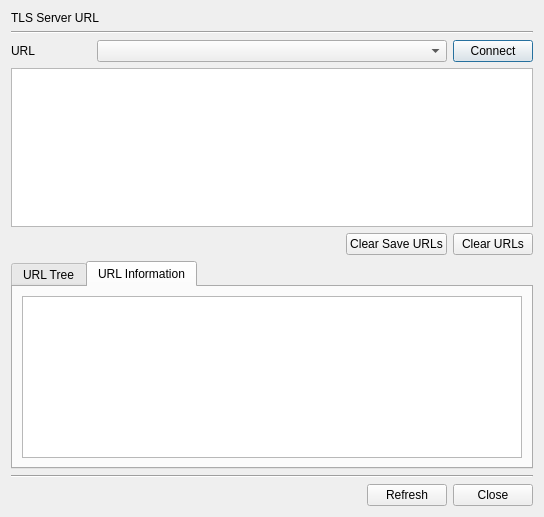
Above: BerEditor/tls_verify_dlg.ui from jykim74/BerEditor before the change. Below: the same form after it.
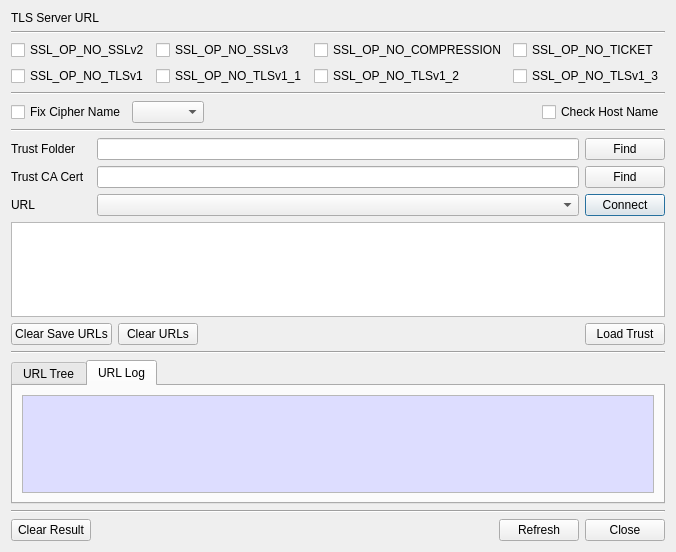
That is the form after the change. The open tabs and pages were chosen to show the change.

```diff
--- a/BerEditor/tls_verify_dlg.ui
+++ b/BerEditor/tls_verify_dlg.ui
@@ -6,8 +6,8 @@
    <rect>
     <x>0</x>
     <y>0</y>
-    <width>544</width>
-    <height>517</height>
+    <width>619</width>
+    <height>552</height>
    </rect>
   </property>
   <property name="windowTitle">
@@ -28,22 +28,123 @@
      </property>
     </widget>
    </item>
+   <item>
+    <layout class="QGridLayout" name="gridLayout_4">
+     <property name="topMargin">
+      <number>0</number>
+     </property>
+     <item row="1" column="2">
+      <widget class="QCheckBox" name="mNoTLS12Check">
+       <property name="text">
+        <string>SSL_OP_NO_TLSv1_2</string>
+       </property>
+      </widget>
+     </item>
+     <item row="0" column="0">
+      <widget class="QCheckBox" name="mNoSSL2Check">
+       <property name="text">
+        <string>SSL_OP_NO_SSLv2</string>
+       </property>
+      </widget>
+     </item>
+     <item row="0" column="1">
+      <widget class="QCheckBox" name="mNoSSL3Check">
+       <property name="text">
+        <string>SSL_OP_NO_SSLv3</string>
+       </property>
+      </widget>
+     </item>
+     <item row="1" column="1">
+      <widget class="QCheckBox" name="mNoTLS11Check">
+       <property name="text">
+        <string>SSL_OP_NO_TLSv1_1</string>
+       </property>
+      </widget>
+     </item>
+     <item row="1" column="0">
+      <widget class="QCheckBox" name="mNoTLS1Check">
+       <property name="text">
+        <string>SSL_OP_NO_TLSv1</string>
+       </property>
+      </widget>
+     </item>
+     <item row="1" column="3">
+      <widget class="QCheckBox" name="mNoTLS13Check">
+       <property name="text">
+        <string>SSL_OP_NO_TLSv1_3</string>
+       </property>
+      </widget>
+     </item>
+     <item row="0" column="2">
+      <widget class="QCheckBox" name="mNoCompCheck">
+       <property name="text">
+        <string>SSL_OP_NO_COMPRESSION</string>
+       </property>
+      </widget>
+     </item>
+     <item row="0" column="3">
+      <widget class="QCheckBox" name="mNoTicketCheck">
+       <property name="text">
+        <string>SSL_OP_NO_TICKET</string>
+       </property>
+      </widget>
+     </item>
+    </layout>
+   </item>
+   <item>
+    <widget class="Line" name="line_4">
+     <property name="orientation">
+      <enum>Qt::Horizontal</enum>
+     </property>
+    </widget>
+   </item>
+   <item>
+    <layout class="QGridLayout" name="gridLayout_5">
+     <property name="topMargin">
+      <number>0</number>
+     </property>
+     <item row="0" column="0">
+      <widget class="QCheckBox" name="mFixCipherNameCheck">
+       <property name="text">
+        <string>Fix Cipher Name</string>
+       </property>
+      </widget>
+     </item>
+     <item row="0" column="3">
+      <widget class="QCheckBox" name="mHostNameCheck">
+       <property name="text">
+        <string>Check Host Name</string>
+       </property>
+      </widget>
+     </item>
+     <item row="0" column="1">
+      <widget class="QComboBox" name="mCipherListCombo"/>
+     </item>
+     <item row="0" column="2">
+      <spacer name="horizontalSpacer_3">
+       <property name="orientation">
+        <enum>Qt::Horizontal</enum>
+       </property>
+       <property name="sizeHint" stdset="0">
+        <size>
+         <width>40</width>
+         <height>20</height>
+        </size>
+       </property>
+      </spacer>
+     </item>
+    </layout>
+   </item>
+   <item>
+    <widget class="Line" name="line_3">
+     <property name="orientation">
+      <enum>Qt::Horizontal</enum>
+     </property>
+    </widget>
+   </item>
    <item>
     <layout class="QGridLayout" name="gridLayout">
-     <item row="0" column="0">
-      <widget class="QLabel" name="label_2">
-       <property name="minimumSize">
-        <size>
-         <width>80</width>
-         <height>0</height>
-        </size>
-       </property>
-       <property name="text">
-        <string>URL</string>
-       </property>
-      </widget>
-     </item>
-     <item row="0" column="1">
+     <item row="2" column="1">
       <widget class="QComboBox" name="mURLCombo">
        <property name="sizePolicy">
         <sizepolicy hsizetype="Expanding" vsizetype="Fixed">
@@ -53,13 +154,60 @@
        </property>
       </widget>
      </item>
-     <item row="0" column="2">
+     <item row="2" column="2">
       <widget class="QPushButton" name="mConnectBtn">
        <property name="text">
         <string>Connect</string>
        </property>
       </widget>
      </item>
+     <item row="1" column="0">
+      <widget class="QLabel" name="label_3">
+       <property name="text">
+        <string>Trust CA Cert</string>
+       </property>
+      </widget>
+     </item>
+     <item row="2" column="0">
+      <widget class="QLabel" name="label_2">
+       <property name="minimumSize">
+        <size>
+         <width>80</width>
+         <height>0</height>
+        </size>
+       </property>
+       <property name="text">
+        <string>URL</string>
+       </property>
+      </widget>
+     </item>
+     <item row="0" column="0">
+      <widget class="QLabel" name="label_4">
+       <property name="text">
+        <string>Trust Folder</string>
+       </property>
+      </widget>
+     </item>
+     <item row="0" column="1">
+      <widget class="QLineEdit" name="mTrustFolderText"/>
+     </item>
+     <item row="1" column="1">
+      <widget class="QLineEdit" name="mTrustCACertText"/>
+     </item>
+     <item row="0" column="2">
+      <widget class="QPushButton" name="mTrustFolderFindBtn">
+       <property name="text">
+        <string>Find</string>
+       </property>
+      </widget>
+     </item>
+     <item row="1" column="2">
+      <widget class="QPushButton" name="mTrustCACertFindBtn">
+       <property name="text">
+        <string>Find</string>
+       </property>
+      </widget>
+     </item>
     </layout>
    </item>
    <item>
@@ -81,19 +229,6 @@
        </property>
       </widget>
      </item>
-     <item row="0" column="0">
-      <spacer name="horizontalSpacer_2">
-       <property name="orientation">
-        <enum>Qt::Horizontal</enum>
-       </property>
-       <property name="sizeHint" stdset="0">
-        <size>
-         <width>40</width>
-         <height>20</height>
-        </size>
-       </property>
-      </spacer>
-     </item>
      <item row="0" column="1">
       <widget class="QPushButton" name="mClearSaveURLBtn">
        <property name="text">
@@ -101,8 +236,35 @@
        </property>
       </widget>
      </item>
+     <item row="0" column="3">
+      <spacer name="horizontalSpacer_2">
+       <property name="orientation">
+        <enum>Qt::Horizontal</enum>
+       </property>
+       <property name="sizeHint" stdset="0">
+        <size>
+         <width>40</width>
+         <height>20</height>
+        </size>
+       </property>
+      </spacer>
+     </item>
+     <item row="0" column="4">
+      <widget class="QPushButton" name="mLoadTrustBtn">
+       <property name="text">
+        <string>Load Trust</string>
+       </property>
+      </widget>
+     </item>
     </layout>
    </item>
+   <item>
+    <widget class="Line" name="line_5">
+     <property name="orientation">
+      <enum>Qt::Horizontal</enum>
+     </property>
+    </widget>
+   </item>
    <item>
     <widget class="QTabWidget" name="tabWidget">
      <property name="currentIndex">
@@ -129,11 +291,42 @@
      </widget>
      <widget class="QWidget" name="tab_2">
       <attribute name="title">
-       <string>URL Information</string>
+       <string>URL Log</string>
       </attribute>
       <layout class="QVBoxLayout" name="verticalLayout_3">
        <item>
-        <widget class="QPlainTextEdit" name="mURLInfoText"/>
+        <widget class="QPlainTextEdit" name="mLogText">
+         <property name="palette">
+          <palette>
+           <active>
+            <colorrole role="Base">
+             <brush brushstyle="SolidPattern">
+              <color alpha="255">
+               <red>221</red>
+               <green>221</green>
+               <blue>255</blue>
+              </color>
+             </brush>
+            </colorrole>
+           </active>
+           <inactive>
+            <colorrole role="Base">
+             <brush brushstyle="SolidPattern">
+              <color alpha="255">
+               <red>221</red>
+               <green>221</green>
+               <blue>255</blue>
+              </color>
+             </brush>
+            </colorrole>
+           </inactive>
+           <disabled/>
+          </palette>
+         </property>
+         <property name="readOnly">
+          <bool>true</bool>
+         </property>
+        </widget>
        </item>
       </layout>
      </widget>
@@ -148,14 +341,27 @@
    </item>
    <item>
     <layout class="QGridLayout" name="gridLayout_2">
-     <item row="0" column="1">
+     <item row="0" column="2">
       <widget class="QPushButton" name="mRefreshBtn">
        <property name="text">
         <string>Refresh</string>
        </property>
       </widget>
      </item>
-     <item row="0" column="2">
+     <item row="0" column="1">
+      <spacer name="horizontalSpacer">
+       <property name="orientation">
+        <enum>Qt::Horizontal</enum>
+       </property>
+       <property name="sizeHint" stdset="0">
+        <size>
+         <width>40</width>
+         <height>20</height>
+        </size>
+       </property>
+      </spacer>
+     </item>
+     <item row="0" column="3">
       <widget class="QPushButton" name="mCloseBtn">
        <property name="text">
         <string>Close</string>
@@ -163,17 +369,11 @@
       </widget>
      </item>
      <item row="0" column="0">
-      <spacer name="horizontalSpacer">
-       <property name="orientation">
-        <enum>Qt::Horizontal</enum>
+      <widget class="QPushButton" name="mClearResultBtn">
+       <property name="text">
+        <string>Clear Result</string>
        </property>
-       <property name="sizeHint" stdset="0">
-        <size>
-         <width>40</width>
-         <height>20</height>
-        </size>
-       </property>
-      </spacer>
+      </widget>
      </item>
     </layout>
    </item>
```
Left out of the diff: 2 changed lines with no effect on the pictures.
